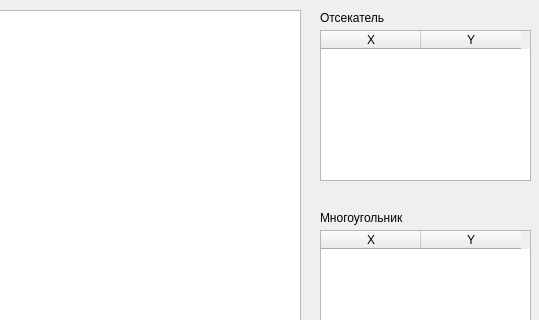
The window that lab9/window.ui (Panda-Lewandowski/Computer-graphics) describes before a commit, drawn with Qt 5; both pictures show x 270 to 809 and y 0 to 320 of the 809 by 605 pixel window.
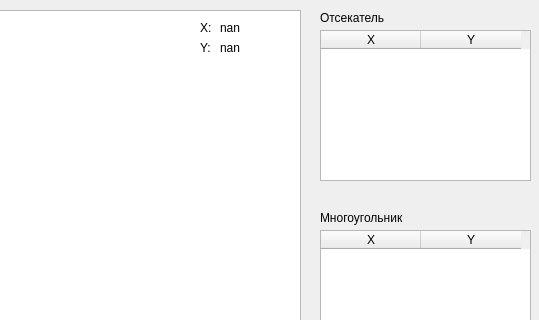
The same window after the commit.

Commit message: funs is_visiable() work with bugs

The edit to the form file:
```diff
--- a/lab9/window.ui
+++ b/lab9/window.ui
@@ -168,6 +168,58 @@
      <string>Многоугольник</string>
     </property>
    </widget>
+   <widget class="QLabel" name="x">
+    <property name="geometry">
+     <rect>
+      <x>490</x>
+      <y>20</y>
+      <width>60</width>
+      <height>16</height>
+     </rect>
+    </property>
+    <property name="text">
+     <string>nan</string>
+    </property>
+   </widget>
+   <widget class="QLabel" name="y">
+    <property name="geometry">
+     <rect>
+      <x>490</x>
+      <y>40</y>
+      <width>60</width>
+      <height>16</height>
+     </rect>
+    </property>
+    <property name="text">
+     <string>nan</string>
+    </property>
+   </widget>
+   <widget class="QLabel" name="label_3">
+    <property name="geometry">
+     <rect>
+      <x>470</x>
+      <y>20</y>
+      <width>16</width>
+      <height>16</height>
+     </rect>
+    </property>
+    <property name="text">
+     <string>X:</string>
+    </property>
+   </widget>
+   <widget class="QLabel" name="label_4">
+    <property name="geometry">
+     <rect>
+      <x>470</x>
+      <y>40</y>
+      <width>16</width>
+      <height>16</height>
+     </rect>
+    </property>
+    <property name="text">
+     <string>Y:</string>
+    </property>
+   </widget>
   </widget>
  </widget>
  <resources/>
```
The commit also changes 1 other file.
